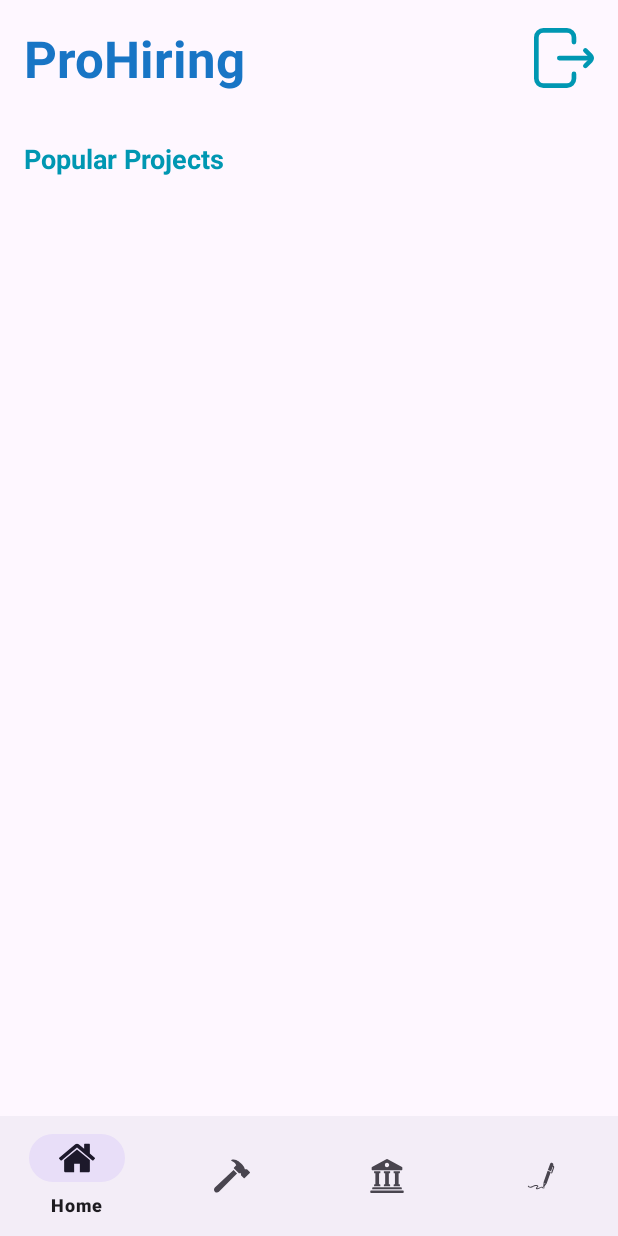
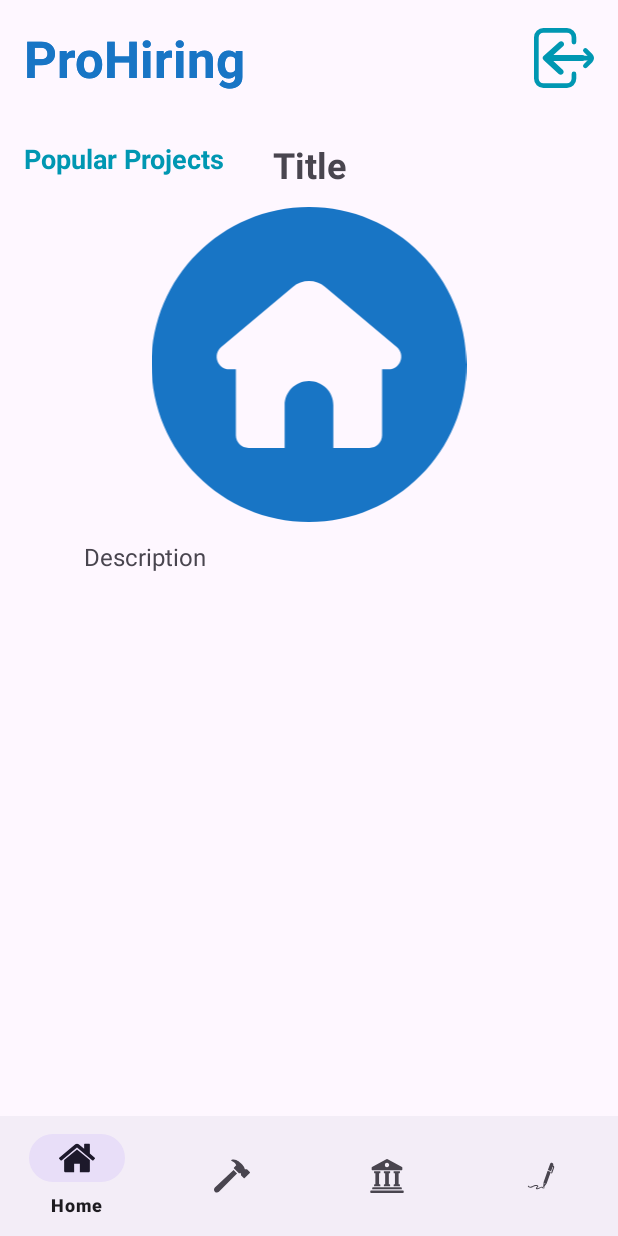
Before and after one commit to Israel2800/ProHiringAndroid, an Android app: the fragment TreeServicesDetailFragment placed in its activity, on a phone screen of 412 x 824 dp. Run offline under Robolectric (Android 15) with nearby library versions, the light colour scheme and no system bars; our stand-ins replace Firebase (no records; nobody signed in at launch, a user with empty details on screens opened directly), navigation-ui; network calls fail; pictures from the network do not load; 2 statements that could not run were skipped.

Commit message:
TreeServicesDetails fragment has been fixed

```diff
--- a/app/src/main/java/com/israelaguilar/prohiringandroid/ui/fragments/TreeServicesDetailFragment.kt
+++ b/app/src/main/java/com/israelaguilar/prohiringandroid/ui/fragments/TreeServicesDetailFragment.kt
@@ -4,10 +4,12 @@ import android.os.Bundle
 import android.view.LayoutInflater
 import android.view.View
 import android.view.ViewGroup
+import android.widget.ImageButton
 import androidx.fragment.app.Fragment
+import androidx.navigation.fragment.findNavController
 import androidx.navigation.fragment.navArgs
 import com.bumptech.glide.Glide
-import com.israelaguilar.prohiringandroid.data.TreeServiceRepository
+import com.israelaguilar.prohiringandroid.R
 import com.israelaguilar.prohiringandroid.data.remote.RetrofitHelper
 import com.israelaguilar.prohiringandroid.data.remote.TreeServicesApi
 import com.israelaguilar.prohiringandroid.data.remote.model.TreeServiceDetailDto
@@ -29,6 +31,14 @@ class TreeServicesDetailFragment : Fragment() {
     ): View? {
         _binding = FragmentTreeServicesDetailBinding.inflate(inflater, container, false)
         val view = binding.root
+
+        // Vinculando el botón de retroceso
+        val backButton: ImageButton = binding.root.findViewById(R.id.backButton)
+        backButton.setOnClickListener {
+            findNavController().navigateUp()
+        }
+
+
 
         // Obtener el ID del servicio desde los argumentos
         val treeServiceId = args.treeServiceId
--- a/app/src/main/java/com/israelaguilar/prohiringandroid/ui/fragments/TreeServicesFragment.kt
+++ b/app/src/main/java/com/israelaguilar/prohiringandroid/ui/fragments/TreeServicesFragment.kt
@@ -4,9 +4,11 @@ import android.os.Bundle
 import android.view.LayoutInflater
 import android.view.View
 import android.view.ViewGroup
+import android.widget.ImageButton
 import androidx.fragment.app.Fragment
 import androidx.navigation.fragment.findNavController
 import androidx.recyclerview.widget.LinearLayoutManager
+import com.israelaguilar.prohiringandroid.R
 import com.israelaguilar.prohiringandroid.data.TreeServiceRepository
 import com.israelaguilar.prohiringandroid.data.remote.RetrofitHelper
 import com.israelaguilar.prohiringandroid.databinding.FragmentTreeServicesBinding
@@ -45,6 +47,14 @@ class TreeServicesFragment : Fragment() {
         }
         binding.recyclerView.adapter = treeServicesAdapter
 
+        // Vinculando el botón de retroceso
+        val backButton: ImageButton = binding.root.findViewById(R.id.backButton)
+        backButton.setOnClickListener {
+            findNavController().navigateUp()
+        }
+
+
+
         // Llamada a la API para obtener los datos
         treeServiceRepository = TreeServiceRepository(RetrofitHelper().getTreeServicesRetrofit())
         getTreeServices()
--- a/app/src/main/res/layout/fragment_services_sections.xml
+++ b/app/src/main/res/layout/fragment_services_sections.xml
@@ -37,6 +37,8 @@
             android:id="@+id/tvDescription"
             android:layout_width="match_parent"
             android:layout_height="wrap_content"
+            android:textAlignment="center"
+            android:textStyle="italic"
             android:text="Explore all kind of services that companies offer!"
             android:textSize="16sp"
             android:layout_marginBottom="16dp" />
--- a/app/src/main/res/layout/fragment_tree_services_detail.xml
+++ b/app/src/main/res/layout/fragment_tree_services_detail.xml
@@ -1,9 +1,45 @@
-<androidx.constraintlayout.widget.ConstraintLayout
+<ScrollView
     xmlns:android="http://schemas.android.com/apk/res/android"
     xmlns:app="http://schemas.android.com/apk/res-auto"
     android:layout_width="match_parent"
     android:layout_height="match_parent"
-    android:padding="16dp">
+    android:padding="16dp"
+    android:fillViewport="true">
+
+    <androidx.constraintlayout.widget.ConstraintLayout
+        android:layout_width="match_parent"
+        android:layout_height="wrap_content">
+
+        <LinearLayout
+            android:id="@+id/lLHeader"
+            android:layout_width="match_parent"
+            android:layout_height="wrap_content"
+            android:orientation="horizontal"
+            android:gravity="center_vertical"
+            android:paddingBottom="16dp"
+            app:layout_constraintTop_toTopOf="parent"
+            app:layout_constraintStart_toStartOf="parent"
+            app:layout_constraintEnd_toEndOf="parent">
+
+            <TextView
+                android:id="@+id/proHiringLabel"
+                android:layout_width="wrap_content"
+                android:layout_height="wrap_content"
+                android:text="ProHiring"
+                android:textSize="34sp"
+                android:textStyle="bold"
+                android:textColor="@color/primary_color"
+                android:layout_weight="1" />
+
+            <ImageButton
+                android:id="@+id/backButton"
+                android:layout_width="40dp"
+                android:layout_height="40dp"
+                android:src="@drawable/left_arrow"
+                android:contentDescription="@string/logout_button"
+                android:background="@null"
+                android:scaleType="centerInside" />
+        </LinearLayout>
 
         <TextView
             android:id="@+id/titleTextView"
@@ -11,29 +47,34 @@
             android:layout_height="wrap_content"
             android:textSize="24sp"
             android:textStyle="bold"
-        app:layout_constraintTop_toTopOf="parent"
+            android:text="Title"
+            android:textAlignment="center"
+            app:layout_constraintTop_toBottomOf="@+id/lLHeader"
             app:layout_constraintStart_toStartOf="parent"
             app:layout_constraintEnd_toEndOf="parent"
             android:layout_marginTop="16dp" />
 
         <ImageView
             android:id="@+id/imageView"
-        android:layout_width="0dp"
-        android:layout_height="200dp"
-        android:scaleType="centerCrop"
+            android:layout_width="300dp"
+            android:layout_height="210dp"
+            android:scaleType="fitCenter"
+            android:layout_marginTop="12dp"
             app:layout_constraintTop_toBottomOf="@+id/titleTextView"
             app:layout_constraintStart_toStartOf="parent"
+            android:src="@drawable/homedefault"
             app:layout_constraintEnd_toEndOf="parent" />
-
 
         <TextView
             android:id="@+id/descriptionTextView"
-        android:layout_width="0dp"
+            android:layout_width="300dp"
             android:layout_height="wrap_content"
             android:textSize="16sp"
+            android:text="Description"
+            android:layout_marginTop="12dp"
+            android:justificationMode="inter_word"
             app:layout_constraintTop_toBottomOf="@id/imageView"
             app:layout_constraintStart_toStartOf="parent"
-        app:layout_constraintEnd_toEndOf="parent"
-        android:layout_marginTop="8dp" />
-
+            app:layout_constraintEnd_toEndOf="parent"/>
     </androidx.constraintlayout.widget.ConstraintLayout>
+</ScrollView>
--- a/app/src/main/res/navigation/nav_graph.xml
+++ b/app/src/main/res/navigation/nav_graph.xml
@@ -91,7 +91,10 @@
         <argument
             android:name="treeServiceId"
             app:argType="string" />
-    </fragment>
+       <action
+           android:id="@+id/action_treeServicesDetailFragment_to_treeServicesFragment"
+           app:destination="@id/treeServicesFragment" />
+   </fragment>
 
 
     <!--    <activity
```
Lines whose indentation alone changed are shown as unchanged.
